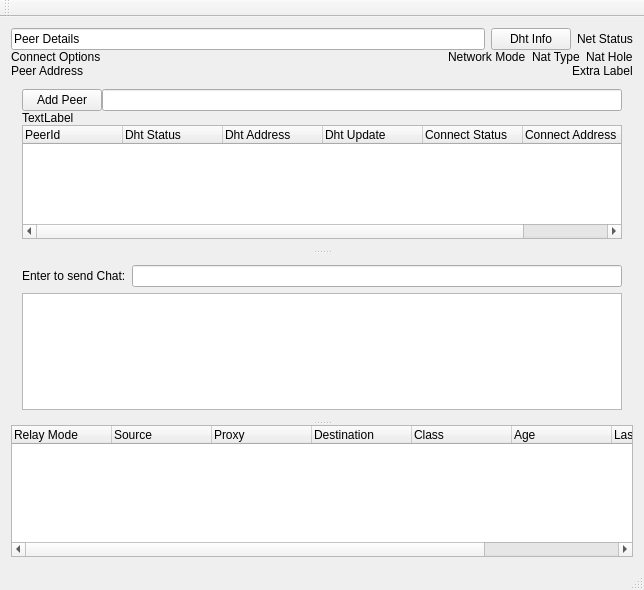
Old version of the form PeerNetQt/src/mainwindow.ui in the repository RetroShare/RetroShare.
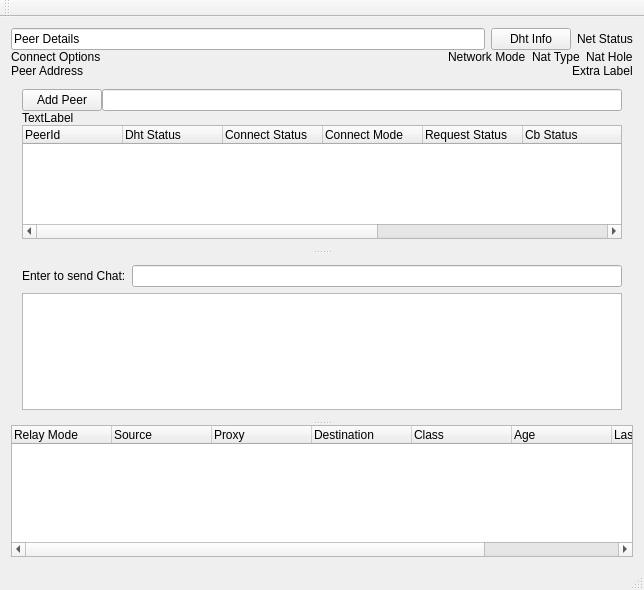
New version of the form.

Commit message: Cleaned up Peer States. Three Important States (DHT, Connection, Request).  * Fixed up peer state display.  * added Callback Error notification in GUI.  * Added ConnectionRequest State Handling (and interaction with BitDHT)  * Improved Testing Script with analysis scripts to find ERROR/WARNING/etc

The edit to the form file:
```diff
--- a/PeerNetQt/src/mainwindow.ui
+++ b/PeerNetQt/src/mainwindow.ui
@@ -160,6 +160,36 @@
             <string>Dht Status</string>
            </property>
           </column>
+          <column>
+           <property name="text">
+            <string>Connect Status</string>
+           </property>
+          </column>
+          <column>
+           <property name="text">
+            <string>Connect Mode</string>
+           </property>
+          </column>
+          <column>
+           <property name="text">
+            <string>Request Status</string>
+           </property>
+          </column>
+          <column>
+           <property name="text">
+            <string>Cb Status</string>
+           </property>
+          </column>
+          <column>
+           <property name="text">
+            <string>Cb Mode</string>
+           </property>
+          </column>
+          <column>
+           <property name="text">
+            <string>Cb Address</string>
+           </property>
+          </column>
           <column>
            <property name="text">
             <string>Dht Address</string>
@@ -170,21 +200,6 @@
             <string>Dht Update</string>
            </property>
           </column>
-          <column>
-           <property name="text">
-            <string>Connect Status</string>
-           </property>
-          </column>
-          <column>
-           <property name="text">
-            <string>Connect Address</string>
-           </property>
-          </column>
-          <column>
-           <property name="text">
-            <string>Connect Update</string>
-           </property>
-          </column>
          </widget>
         </item>
        </layout>
```
The commit also changes 6 other files.
